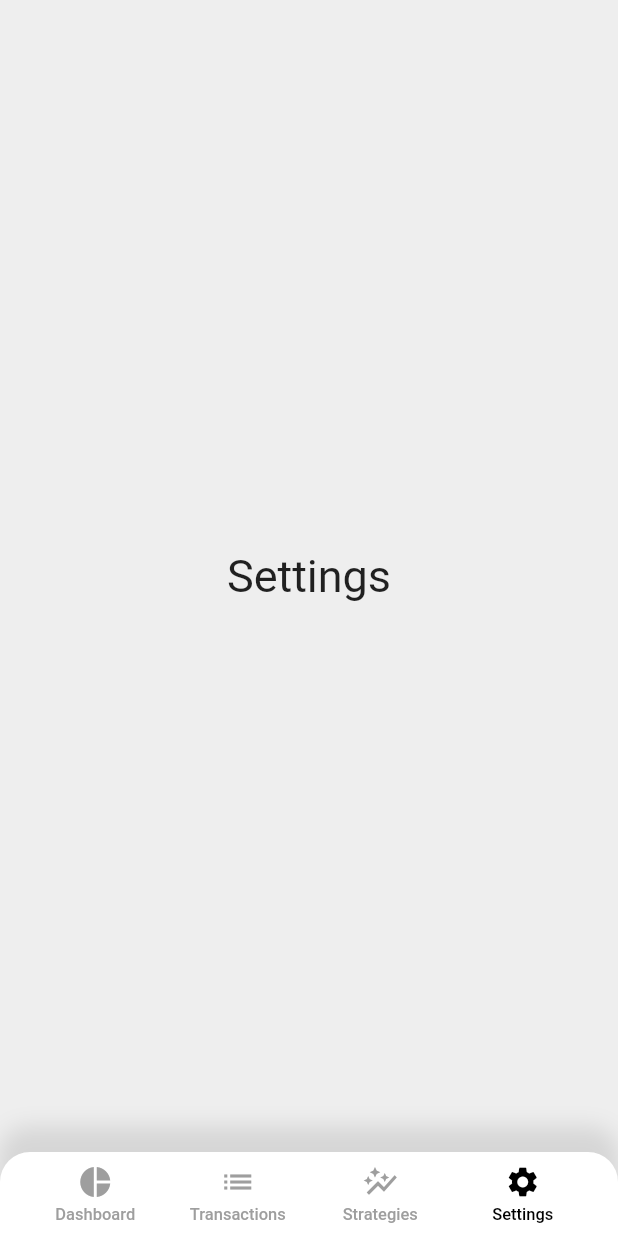
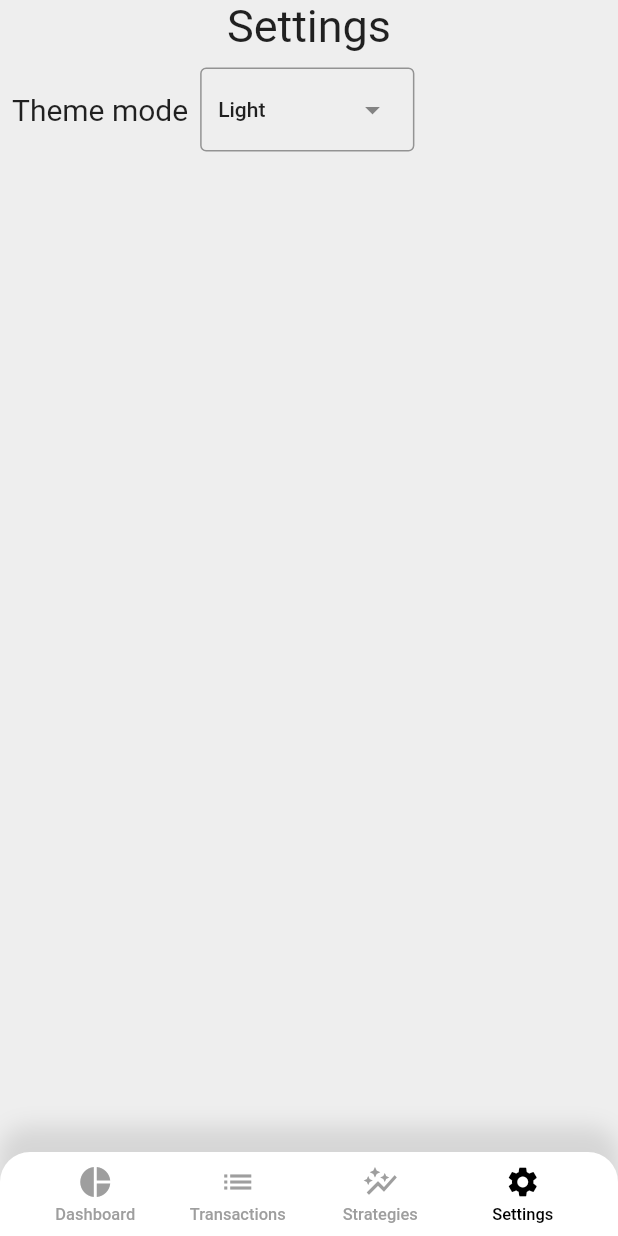
Before and after one commit to anton3nko/trading_diary, a Flutter app: the screen it shows after launch, item 4 of the bottom bar chosen, on a phone screen of 412 x 824 dp. Run offline on Flutter 3.47's test engine with Material 2 defaults, Android fonts, the phone set to English and light mode, and no system bars; our stand-ins replace bloc, fl_chart, flutter_bloc.

Commit message:
Theme Mode changer on Settings page

```diff
--- a/lib/domain/model/currency_pair.dart
+++ b/lib/domain/model/currency_pair.dart
@@ -0,0 +1,11 @@
+import 'package:flutter/material.dart';
+import 'package:trading_diary/domain/model/transaction.dart';
+
+class CurrencyPair {
+  final String currencyPair;
+  final Color currencyPairColor;
+
+  List<Transaction> transaction = [];
+
+  CurrencyPair({required this.currencyPair, required this.currencyPairColor});
+}
--- a/lib/domain/model/transaction.dart
+++ b/lib/domain/model/transaction.dart
@@ -1,4 +1,3 @@
-import 'package:trading_diary/domain/model/currency_pair.dart';
 import 'package:trading_diary/domain/model/strategy.dart';
 
 class Transaction {
--- a/lib/features/settings_page.dart
+++ b/lib/features/settings_page.dart
@@ -1,17 +1,62 @@
 import 'package:flutter/material.dart';
+import 'package:provider/provider.dart';
+import 'package:trading_diary/theme_provider.dart';
 
 class SettingsPage extends StatelessWidget {
   const SettingsPage({super.key});
 
   @override
   Widget build(BuildContext context) {
-    return const Center(
-      child: Text(
-        'Settings',
-        style: TextStyle(
-          fontSize: 30,
+    return Column(
+      children: [
+        const Align(
+          child: Text(
+            'Settings',
+            style: TextStyle(
+              fontSize: 30,
+            ),
+          ),
         ),
-      ),
+        const SizedBox(
+          height: 10,
+        ),
+        Row(
+          children: [
+            const Padding(
+              padding: EdgeInsets.all(8.0),
+              child: Text(
+                'Theme mode',
+                style: TextStyle(
+                  fontSize: 20,
+                ),
+              ),
+            ),
+            //Добавил DropdownMenu для выбора темы приложения. Дефолтное значение = light
+            Consumer<ThemeProvider>(builder: (context, provider, child) {
+              return DropdownMenu<String>(
+                initialSelection: provider.currentTheme,
+                dropdownMenuEntries: const [
+                  DropdownMenuEntry(
+                    label: 'Light',
+                    value: 'light',
+                  ),
+                  DropdownMenuEntry(
+                    label: 'Dark',
+                    value: 'dark',
+                  ),
+                  DropdownMenuEntry(
+                    label: 'System',
+                    value: 'system',
+                  ),
+                ],
+                onSelected: (String? value) {
+                  provider.changeTheme(value ?? 'light');
+                },
+              );
+            }),
+          ],
+        ),
+      ],
     );
   }
 }
--- a/lib/internal/application.dart
+++ b/lib/internal/application.dart
@@ -5,18 +5,22 @@ import 'package:trading_diary/features/auth/presentation/login_screen.dart';
 import 'package:trading_diary/features/registration_screen.dart';
 import 'package:trading_diary/features/home_screen.dart';
 import 'package:trading_diary/features/widgets/app_nav_bar/nav_bar_cubit.dart';
+import 'package:provider/provider.dart';
+import 'package:trading_diary/theme_provider.dart';
 
 class Application extends StatelessWidget {
   const Application({super.key});
 
   @override
   Widget build(BuildContext context) {
+    return Consumer<ThemeProvider>(
+      builder: (context, provider, child) {
         return MaterialApp(
           debugShowCheckedModeBanner: false,
           title: 'Trading Diary',
-      theme: ThemeData(
-        visualDensity: VisualDensity.adaptivePlatformDensity,
-      ),
+          theme: ThemeData.light(),
+          darkTheme: ThemeData.dark(),
+          themeMode: provider.themeMode,
           initialRoute: HomeScreen.id,
           routes: {
             LoginScreen.id: (context) => BlocProvider(
@@ -30,5 +34,7 @@ class Application extends StatelessWidget {
                 ),
           },
         );
+      },
+    );
   }
 }
--- a/lib/main.dart
+++ b/lib/main.dart
@@ -1,6 +1,13 @@
 import 'package:flutter/material.dart';
+import 'package:provider/provider.dart';
+import 'package:trading_diary/theme_provider.dart';
 import 'internal/application.dart';
 
 void main() {
-  runApp(const Application());
+  runApp(
+    ChangeNotifierProvider<ThemeProvider>(
+      create: (_) => ThemeProvider(),
+      child: const Application(),
+    ),
+  );
 }
--- /dev/null
+++ b/lib/theme_provider.dart
@@ -0,0 +1,20 @@
+import 'package:flutter/material.dart';
+
+class ThemeProvider extends ChangeNotifier {
+  String currentTheme = 'light';
+
+  ThemeMode get themeMode {
+    if (currentTheme == 'light') {
+      return ThemeMode.light;
+    } else if (currentTheme == 'dark') {
+      return ThemeMode.dark;
+    } else {
+      return ThemeMode.system;
+    }
+  }
+
+  changeTheme(String theme) {
+    currentTheme = theme;
+    notifyListeners();
+  }
+}
--- a/pubspec.yaml
+++ b/pubspec.yaml
@@ -16,6 +16,7 @@ dependencies:
   cupertino_icons: ^1.0.2
   fl_chart: ^0.64.0
   intl: ^0.18.1
+  provider: ^6.1.0
 
 dev_dependencies:
   flutter_test:
```
Also changed, not shown: pubspec.lock. Lines whose indentation alone changed are shown as unchanged.
